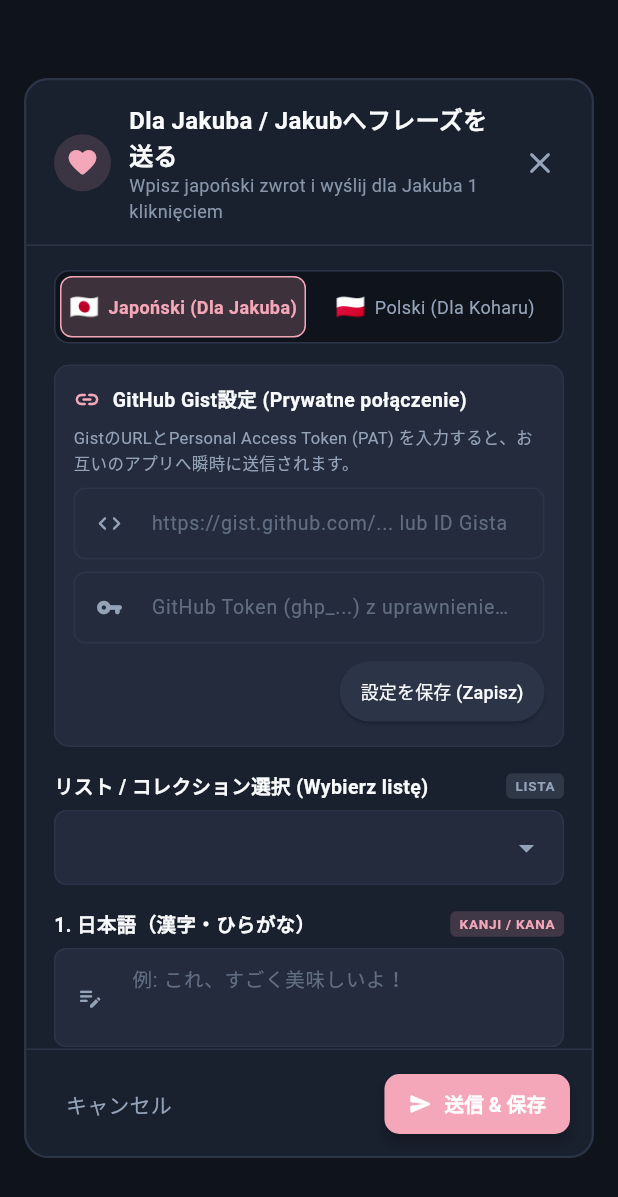
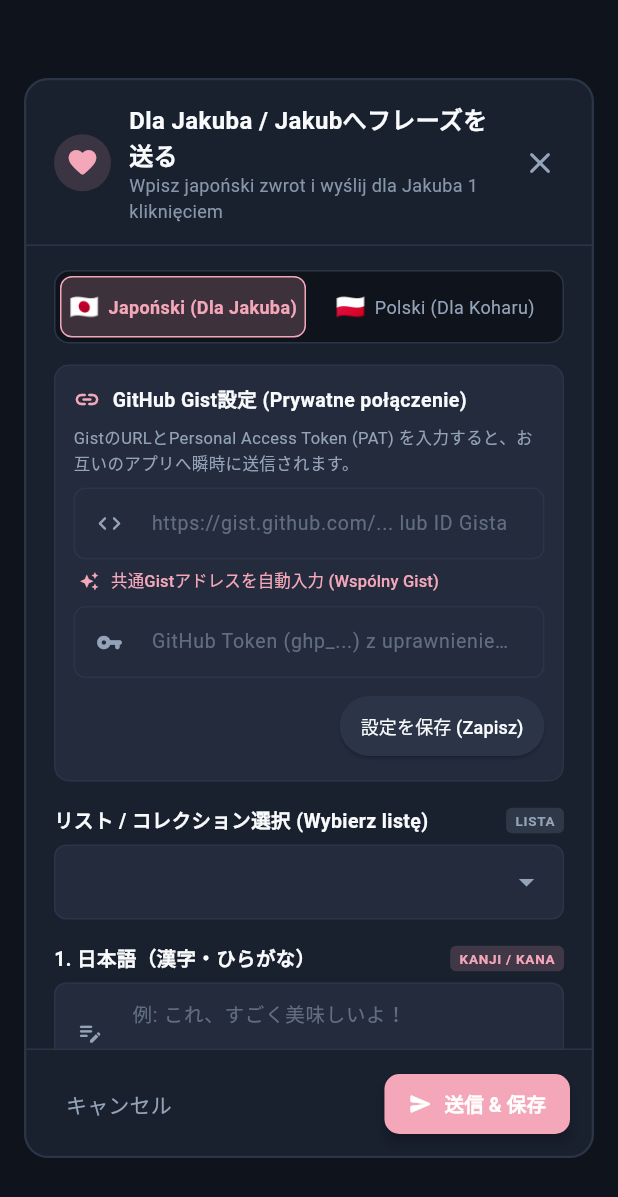
Before and after one commit to Sliskislimak/language_islands_app, a Flutter app: the AddSentenceForFriendDialog widget shown alone on an empty page, opened directly, on a phone screen of 412 x 824 dp. Shown: the top 1197 px of the screen. Run offline on Flutter 3.47's test engine with Material 3 defaults, Android fonts, the phone set to English and light mode, and no system bars; our stand-ins replace flutter_riverpod, just_audio; missing offline and left inert: audio_session, edge_tts.

Commit message:
feat: configure automated shared Gist preset and 1-click sync buttons

```diff
--- a/lib/core/models/remote_database_config.dart
+++ b/lib/core/models/remote_database_config.dart
@@ -1,4 +1,14 @@
 import 'dart:convert';
+
+const String kDefaultRemoteDatabaseUrl = String.fromEnvironment(
+  'DEFAULT_GIST_URL',
+  defaultValue: 'https://gist.github.com/Sliskislimak/8d8efa2b1884930a0894553eec419283',
+);
+
+const String kDefaultRemoteDatabaseApiKey = String.fromEnvironment(
+  'DEFAULT_GIST_TOKEN',
+  defaultValue: '',
+);
 
 class RemoteDatabaseConfig {
   const RemoteDatabaseConfig({
@@ -8,6 +18,13 @@
     this.lastSyncedAt,
     this.lastSyncStatus,
   });
+
+  /// The pre-configured shared Gist database for Jakub and his friend.
+  static const RemoteDatabaseConfig sharedPreset = RemoteDatabaseConfig(
+    url: kDefaultRemoteDatabaseUrl,
+    apiKey: kDefaultRemoteDatabaseApiKey,
+    autoSyncOnStartup: true,
+  );
 
   final String url;
   final String apiKey;
--- a/lib/features/collections/presentation/add_sentence_for_friend_dialog.dart
+++ b/lib/features/collections/presentation/add_sentence_for_friend_dialog.dart
@@ -1,5 +1,6 @@
 import 'package:flutter/material.dart';
 import 'package:flutter_riverpod/flutter_riverpod.dart';
+import 'package:language_islands_app/core/models/remote_database_config.dart';
 import 'package:language_islands_app/core/models/sentence.dart';
 import 'package:language_islands_app/core/models/sentence_collection.dart';
 import 'package:language_islands_app/core/theme/app_theme.dart';
@@ -711,7 +712,30 @@
               prefixIcon: Icons.code_rounded,
             ),
           ),
-          const SizedBox(height: 8),
+          const SizedBox(height: 4),
+          Align(
+            alignment: Alignment.centerLeft,
+            child: TextButton.icon(
+              style: TextButton.styleFrom(
+                padding: const EdgeInsets.symmetric(horizontal: 4, vertical: 2),
+                minimumSize: Size.zero,
+                tapTargetSize: MaterialTapTargetSize.shrinkWrap,
+              ),
+              icon: const Icon(Icons.auto_awesome, size: 13, color: AppTheme.sakuraPrimary),
+              label: Text(
+                _isJapaneseMode
+                    ? '共通Gistアドレスを自動入力 (Wspólny Gist)'
+                    : 'Wstaw adres wspólnego Gista (Jakub & Przyjaciółka)',
+                style: const TextStyle(fontSize: 11, color: AppTheme.sakuraPrimary),
+              ),
+              onPressed: () {
+                setState(() {
+                  _gistUrlController.text = RemoteDatabaseConfig.sharedPreset.url;
+                });
+              },
+            ),
+          ),
+          const SizedBox(height: 6),
           TextFormField(
             controller: _githubTokenController,
             obscureText: true,
```
Also changed, not shown: lib/features/collections/presentation/remote_sync_dialog.dart (+26 -1 lines).
